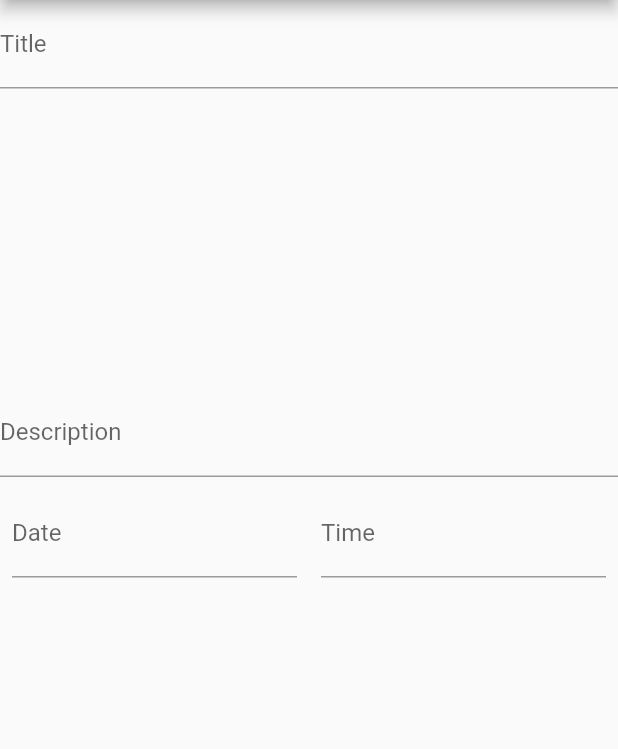
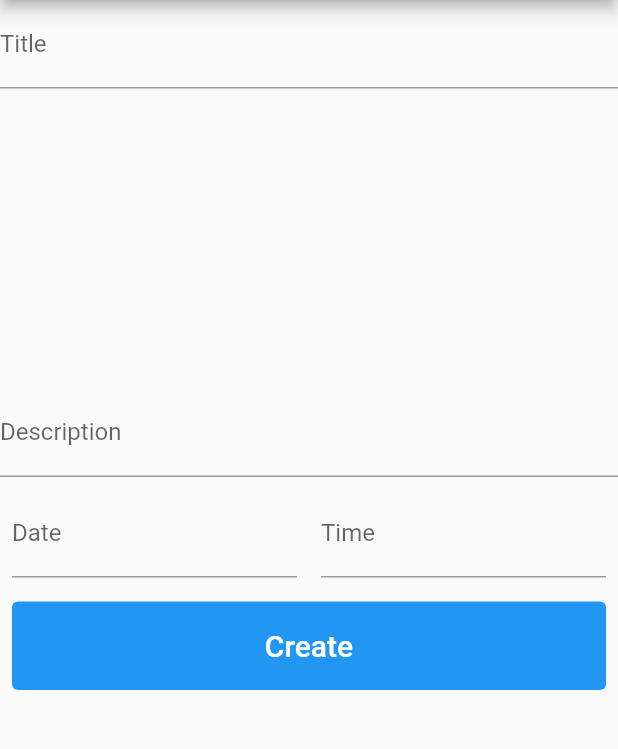
Before and after one commit to BellBrown/To_Do_App, a Flutter app: the screen it shows after launch, after a tap on the "add" icon, on a phone screen of 412 x 824 dp, the part 84-833 px from its top. Run offline on Flutter 3.47's test engine with Material 2 defaults, Android fonts, the phone set to English and light mode, and no system bars; our stand-ins replace modal_bottom_sheet; network calls fail.

Commit message:
Created with flutter

```diff
--- a/lib/create_to_do_view.dart
+++ b/lib/create_to_do_view.dart
@@ -14,16 +14,16 @@ class CreateToDo extends StatelessWidget {
 
          TextFormField(
 
-           decoration: InputDecoration(
+           decoration: const InputDecoration(
              label: Text("Title"),
 
 
            ),
          ),
-         SizedBox(height:200
+         const SizedBox(height:200
          ),
          TextFormField(
-           decoration: InputDecoration(
+           decoration: const InputDecoration(
              label: Text("Description"),
            ),
          ),
@@ -33,22 +33,37 @@ class CreateToDo extends StatelessWidget {
            child: Padding(
              padding: const EdgeInsets.all(8.0),
              child: TextFormField(
-               decoration: InputDecoration(
+               decoration: const InputDecoration(
                  label: Text("Date"),
                ),
              ),
            ),
          ),
          Expanded(
+           // when you wrap with widget (expanded)
            child: Padding(
              padding: const EdgeInsets.all(8.0),
+             // padding allows spacing in two items.
              child: TextFormField(
-               decoration: InputDecoration(
+               decoration: const InputDecoration(
                  label: Text("Time"),
                ),
              ),
            ),
          )],
+         ),
+         Padding(
+           padding: const EdgeInsets.all(8.0),
+           child: TextButton(
+             onPressed:(){},
+            child: const Padding(
+              padding: EdgeInsets.all(10.0),
+              child: Text("Create",style: TextStyle(color: Colors.white,fontSize: 20), ),
+            ),
+            style: TextButton.styleFrom(
+              backgroundColor: Colors.blue
+            ),
+           ),
          )
 
        ],
--- a/lib/home_view.dart
+++ b/lib/home_view.dart
@@ -1,11 +1,13 @@
 // this will allow you to use widget in your app
 import 'package:flutter/cupertino.dart';
 import 'package:flutter/material.dart';
+import 'package:modal_bottom_sheet/modal_bottom_sheet.dart';
 import 'package:todoapp/create_to_do_view.dart';
 // this is the class for homeview
 class HomeView extends StatelessWidget {
   const HomeView({ Key? key }) : super(key: key);
 
+  // ignore: non_constant_identifier_names
   get notifications_on_outlined => null;
 
   @override
@@ -15,26 +17,42 @@ class HomeView extends StatelessWidget {
       floatingActionButton: FloatingActionButton(
 
         onPressed: (){
+          // the call back when the button is tapped
           Navigator . push(context,MaterialPageRoute(builder:(context){
             return const CreateToDo();
           }
            ));
         },
-        child: Icon(Icons.add),
+        child: const Icon(Icons.add),
       ),
-      bottomSheet: Card(
+      bottomNavigationBar: InkWell(
+        onTap: (){
+          showBarModalBottomSheet(context: context, builder:(context){
+            return ListView(
+              children: [
+                TaskWidget(color: Colors.pink, icon: Icons.notifications_on_outlined, subTitle: "Get tomatoes,lettuce,potatoes,greenbeans,cream and beef fillet.Also buy red wine at John's Wine shop", taskTitle: "Groceries for dinner", time: "Today 15:00",),
+        TaskWidget(color: Colors.pink, icon: Icons.notifications_on_outlined, subTitle: "Send the presentation to Bill", taskTitle: "Port projects", time: "Tomorrow",),
+
+
+              ],
+            );
+
+
+          });
+        },
+        child: Card(
           color:Colors.blue[50],
           child: Padding(
             padding: const EdgeInsets.all(8.0),
             child:Row(
-          children:[Icon(Icons.check_circle),
+            children:const [Icon(Icons.check_circle),
            Padding(
-           padding: const EdgeInsets.all(8.0),
+             padding: EdgeInsets.all(8.0),
              child: Text("Completed"),
            ),
            // padding is to separate one text fom  an image
            Padding(
-           padding: const EdgeInsets.all(8.0),
+             padding: EdgeInsets.all(8.0),
              child: Icon(Icons.arrow_drop_down),
            ),
            Spacer(),
@@ -43,10 +61,11 @@ class HomeView extends StatelessWidget {
           )
           )
         ),
+      ),
       appBar: AppBar(
-        title:Row(children: [
+        title:Row(children: const [
           Padding(
-            padding: const EdgeInsets.all(8.0),
+            padding: EdgeInsets.all(8.0),
             child: CircleAvatar(backgroundImage: NetworkImage("https://images.unsplash.com/photo-1633716033265-37ace8b8ee62?ixlib=rb-1.2.1&ixid=MnwxMjA3fDB8MHxwaG90by1wYWdlfHx8fGVufDB8fHx8&auto=format&fit=crop&w=1227&q=80")),
           ),
           Text("My tasks",style: TextStyle(color: Colors.black),),
@@ -57,7 +76,7 @@ class HomeView extends StatelessWidget {
         ],
         backgroundColor: Colors.white,
       ),
-      body:ListView(children:  [
+      body:ListView(children:  const [
         TaskWidget(color: Colors.pink, icon: Icons.notifications, subTitle: "The family's trip to Finland next summer", taskTitle: "Plan the trip to Finland", time: "yesterday",),
         TaskWidget(color: Colors.pink, icon: Icons.notifications_on_outlined, subTitle: "", taskTitle: "Plan Susan's birthday", time: "Today 11:00",),
         TaskWidget(color: Colors.pink, icon: Icons.notifications_on_outlined, subTitle: "Get tomatoes,lettuce,potatoes,greenbeans,cream and beef fillet.Also buy red wine at John's Wine shop", taskTitle: "Groceries for dinner", time: "Today 15:00",),
@@ -84,15 +103,15 @@ class TaskWidget extends StatelessWidget {
   Widget build(BuildContext context) {
     return Card(
       child: ListTile(
-        leading: Icon(Icons.check_circle_outline,color: Colors.pink,),
+        leading: const Icon(Icons.check_circle_outline,color: Colors.pink,),
         title:Text(taskTitle),
         subtitle: Text(subTitle),
         trailing:Padding(
-          padding: EdgeInsets.all(8.0),
+          padding: const EdgeInsets.all(8.0),
           child: Row(
             children: <Widget> [
               Icon(icon),
-              Text(time,style: TextStyle(color: Colors.pink),)
+              Text(time,style: const TextStyle(color: Colors.pink),)
             ],
             mainAxisSize: MainAxisSize.min,
           ),
--- a/pubspec.yaml
+++ b/pubspec.yaml
@@ -34,6 +34,7 @@ dependencies:
   # The following adds the Cupertino Icons font to your application.
   # Use with the CupertinoIcons class for iOS style icons.
   cupertino_icons: ^1.0.2
+  modal_bottom_sheet: ^2.0.0
 
 dev_dependencies:
   flutter_test:
```
Also changed, not shown: pubspec.lock. Lines whose indentation alone changed are shown as unchanged.
